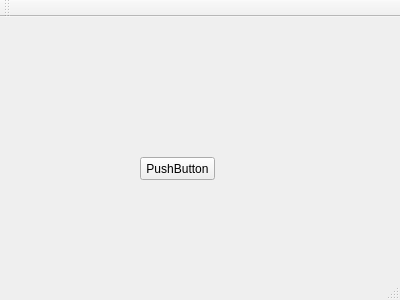
This is mainwindow.ui in AceGabrielFigueroa/SP-2019-Ocuplay as Qt 5 draws it before an edit. The edited form follows.
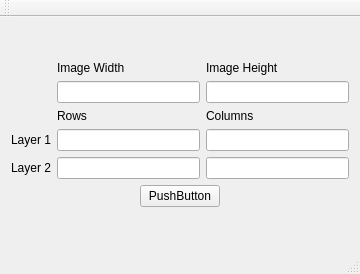
This is the edited form.

The edit to the form file:
```diff
--- a/mainwindow.ui
+++ b/mainwindow.ui
@@ -6,27 +6,147 @@
    <rect>
     <x>0</x>
     <y>0</y>
-    <width>400</width>
-    <height>300</height>
+    <width>360</width>
+    <height>274</height>
    </rect>
   </property>
   <property name="windowTitle">
    <string>MainWindow</string>
   </property>
   <widget class="QWidget" name="centralWidget">
-   <widget class="QPushButton" name="pushButton">
-    <property name="geometry">
-     <rect>
-      <x>140</x>
-      <y>140</y>
-      <width>75</width>
-      <height>23</height>
-     </rect>
-    </property>
-    <property name="text">
-     <string>PushButton</string>
-    </property>
-   </widget>
+   <layout class="QGridLayout" name="gridLayout_3">
+    <item row="2" column="0">
+     <spacer name="verticalSpacer">
+      <property name="orientation">
+       <enum>Qt::Vertical</enum>
+      </property>
+      <property name="sizeHint" stdset="0">
+       <size>
+        <width>20</width>
+        <height>40</height>
+       </size>
+      </property>
+     </spacer>
+    </item>
+    <item row="1" column="0">
+     <layout class="QGridLayout" name="gridLayout_2">
+      <item row="0" column="0">
+       <layout class="QGridLayout" name="gridLayout">
+        <item row="4" column="2">
+         <widget class="QLineEdit" name="lr2c2"/>
+        </item>
+        <item row="1" column="2">
+         <widget class="QLineEdit" name="image_h"/>
+        </item>
+        <item row="1" column="1">
+         <widget class="QLineEdit" name="image_w"/>
+        </item>
+        <item row="4" column="1">
+         <widget class="QLineEdit" name="lr2c1"/>
+        </item>
+        <item row="2" column="2">
+         <widget class="QLabel" name="label_4">
+          <property name="text">
+           <string>Columns</string>
+          </property>
+         </widget>
+        </item>
+        <item row="3" column="2">
+         <widget class="QLineEdit" name="lr1c2"/>
+        </item>
+        <item row="0" column="1">
+         <widget class="QLabel" name="label_5">
+          <property name="text">
+           <string>Image Width</string>
+          </property>
+         </widget>
+        </item>
+        <item row="0" column="2">
+         <widget class="QLabel" name="label_6">
+          <property name="text">
+           <string>Image Height</string>
+          </property>
+         </widget>
+        </item>
+        <item row="3" column="0">
+         <widget class="QLabel" name="label">
+          <property name="text">
+           <string>Layer 1</string>
+          </property>
+         </widget>
+        </item>
+        <item row="3" column="1">
+         <widget class="QLineEdit" name="lr1c1"/>
+        </item>
+        <item row="2" column="1">
+         <widget class="QLabel" name="label_3">
+          <property name="text">
+           <string>Rows</string>
+          </property>
+         </widget>
+        </item>
+        <item row="4" column="0">
+         <widget class="QLabel" name="label_2">
+          <property name="text">
+           <string>Layer 2</string>
+          </property>
+         </widget>
+        </item>
+       </layout>
+      </item>
+      <item row="1" column="0">
+       <layout class="QHBoxLayout" name="horizontalLayout">
+        <item>
+         <spacer name="horizontalSpacer">
+          <property name="orientation">
+           <enum>Qt::Horizontal</enum>
+          </property>
+          <property name="sizeHint" stdset="0">
+           <size>
+            <width>40</width>
+            <height>20</height>
+           </size>
+          </property>
+         </spacer>
+        </item>
+        <item>
+         <widget class="QPushButton" name="pushButton">
+          <property name="text">
+           <string>PushButton</string>
+          </property>
+         </widget>
+        </item>
+        <item>
+         <spacer name="horizontalSpacer_2">
+          <property name="orientation">
+           <enum>Qt::Horizontal</enum>
+          </property>
+          <property name="sizeHint" stdset="0">
+           <size>
+            <width>40</width>
+            <height>20</height>
+           </size>
+          </property>
+         </spacer>
+        </item>
+       </layout>
+      </item>
+     </layout>
+    </item>
+    <item row="0" column="0">
+     <spacer name="verticalSpacer_2">
+      <property name="orientation">
+       <enum>Qt::Vertical</enum>
+      </property>
+      <property name="sizeHint" stdset="0">
+       <size>
+        <width>20</width>
+        <height>40</height>
+       </size>
+      </property>
+     </spacer>
+    </item>
+   </layout>
   </widget>
   <widget class="QMenuBar" name="menuBar">
    <property name="geometry">
```
Left out of the diff: 2 changed lines with no effect on the pictures.
